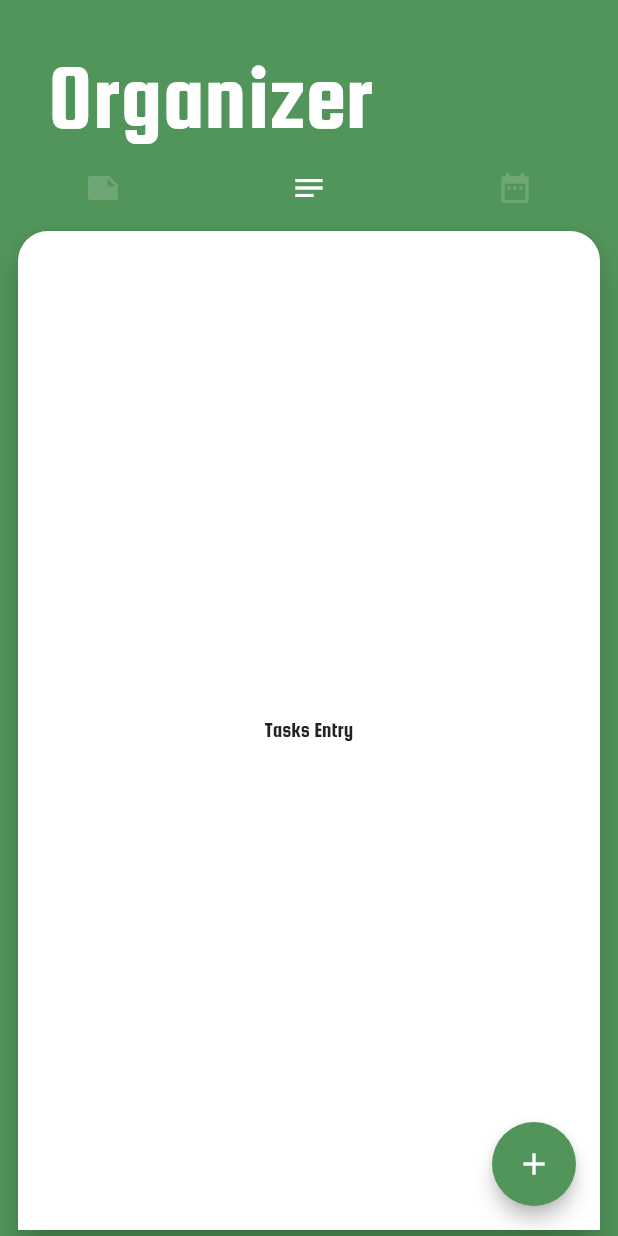
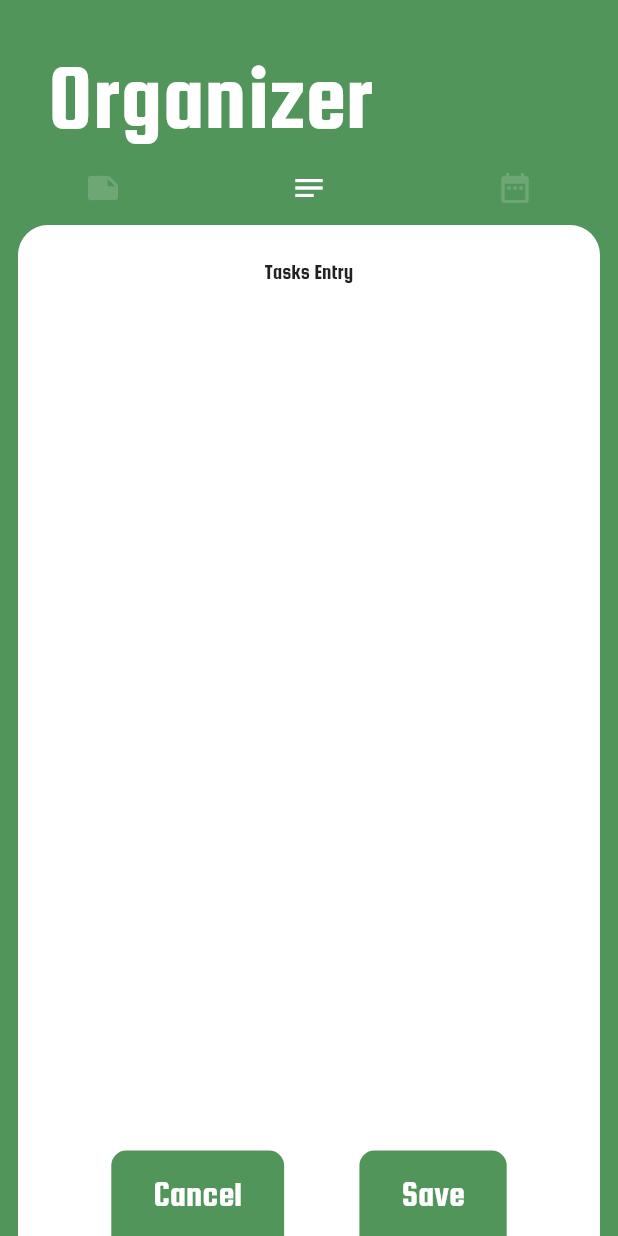
Before and after one commit to Guilherme-Calland/organizer_flutter, a Flutter app: the screen it shows after launch, tab 2 chosen, after a tap on the "add" icon, on a phone screen of 412 x 824 dp. Run offline on Flutter 3.47's test engine with Material 2 defaults, Android fonts, the light colour scheme and no system bars; drawn by our look-alikes of animated_text_kit; our stand-ins replace flutter_mobx, mobx; generated files the repository leaves out were written again.

Commit message:
designing entry fragment

```diff
--- a/lib/tabs/appointments/appointments_tab.dart
+++ b/lib/tabs/appointments/appointments_tab.dart
@@ -2,16 +2,16 @@ import 'package:flutter/material.dart';
 import 'package:flutter_mobx/flutter_mobx.dart';
 import 'package:organizer/res/values.dart' as values;
 import 'package:organizer/tabs/appointments/fragments/appointments_entry.dart';
-import 'package:organizer/widgets/organizer_card.dart';
+import 'package:organizer/widgets/organizer_container.dart';
 import 'fragments/appointments_list.dart';
 
 class AppointmentsTab extends StatelessWidget {
   @override
   Widget build(_) {
-    return OrganizerCard(
-      elevation: 10,
+    return OrganizerContainer(
       borderRadius: 20,
       bottomRounded: false,
+      margin: EdgeInsets.symmetric(horizontal: 12),
       child: Observer(
         builder: (_) {
           return IndexedStack(
--- a/lib/tabs/appointments/fragments/appointments_entry.dart
+++ b/lib/tabs/appointments/fragments/appointments_entry.dart
@@ -1,19 +1,18 @@
 import 'package:flutter/material.dart';
 import 'package:organizer/res/values.dart' as values;
+import 'package:organizer/widgets/organizer_entry_fragment.dart';
 
 class AppointmentsEntry extends StatelessWidget {
   @override
   Widget build(_) {
-    return Scaffold(
-      backgroundColor: Colors.transparent,
-      floatingActionButton: FloatingActionButton(
-        elevation: 10,
-        child: Icon(Icons.add),
-        onPressed: () => values.appointmentsStore.setStackIndex(0),
-      ),
-      body: Center(
+    return OrganizerEntryFragment(
+      child: Center(
         child: Text('Appointments Entry'),
       ),
+      onCancelPressed: () => values.appointmentsStore.setStackIndex(0),
+      onSavePressed: () {
+        print('to be implemented...');
+      },
     );
   }
 }
--- a/lib/tabs/notes/fragments/notes_entry.dart
+++ b/lib/tabs/notes/fragments/notes_entry.dart
@@ -1,19 +1,18 @@
 import 'package:flutter/material.dart';
 import 'package:organizer/res/values.dart' as values;
+import 'package:organizer/widgets/organizer_entry_fragment.dart';
 
 class NotesEntry extends StatelessWidget {
   @override
   Widget build(_) {
-    return Scaffold(
-      backgroundColor: Colors.transparent,
-      floatingActionButton: FloatingActionButton(
-        elevation: 10,
-        child: Icon(Icons.add),
-        onPressed: () => values.notesStore.setStackIndex(0),
-      ),
-      body: Center(
+    return OrganizerEntryFragment(
+      child: Center(
         child: Text('Notes Entry'),
       ),
+      onCancelPressed: () => values.notesStore.setStackIndex(0),
+      onSavePressed: () {
+        print('to be implemented...');
+      },
     );
   }
 }
--- a/lib/tabs/notes/notes_tab.dart
+++ b/lib/tabs/notes/notes_tab.dart
@@ -1,17 +1,17 @@
 import 'package:flutter/material.dart';
 import 'package:flutter_mobx/flutter_mobx.dart';
 import 'package:organizer/res/values.dart' as values;
-import 'package:organizer/widgets/organizer_card.dart';
+import 'package:organizer/widgets/organizer_container.dart';
 import 'fragments/notes_entry.dart';
 import 'fragments/notes_list.dart';
 
 class NotesTab extends StatelessWidget {
   @override
   Widget build(_) {
-    return OrganizerCard(
-      elevation: 10,
+    return OrganizerContainer(
       borderRadius: 20,
       bottomRounded: false,
+      margin: EdgeInsets.symmetric(horizontal: 12),
       child: Observer(
         builder: (_){
           return IndexedStack(
--- a/lib/tabs/tasks/fragments/tasks_entry.dart
+++ b/lib/tabs/tasks/fragments/tasks_entry.dart
@@ -1,19 +1,18 @@
 import 'package:flutter/material.dart';
 import 'package:organizer/res/values.dart' as values;
+import 'package:organizer/widgets/organizer_entry_fragment.dart';
 
 class TasksEntry extends StatelessWidget {
   @override
   Widget build(_) {
-    return Scaffold(
-      backgroundColor: Colors.transparent,
-      floatingActionButton: FloatingActionButton(
-        elevation: 5,
-        child: Icon(Icons.add),
-        onPressed: () => values.tasksStore.setStackIndex(0),
-      ),
-      body: Center(
+    return OrganizerEntryFragment(
+      child: Center(
         child: Text('Tasks Entry'),
       ),
+      onCancelPressed: () => values.tasksStore.setStackIndex(0),
+      onSavePressed: () {
+        print('to be implemented...');
+      },
     );
   }
 }
--- a/lib/tabs/tasks/tasks_tab.dart
+++ b/lib/tabs/tasks/tasks_tab.dart
@@ -1,17 +1,17 @@
 import 'package:flutter/material.dart';
 import 'package:flutter_mobx/flutter_mobx.dart';
 import 'package:organizer/res/values.dart' as values;
-import 'package:organizer/widgets/organizer_card.dart';
+import 'package:organizer/widgets/organizer_container.dart';
 import 'fragments/tasks_entry.dart';
 import 'fragments/tasks_list.dart';
 
 class TasksTab extends StatelessWidget {
   @override
   Widget build(_) {
-    return OrganizerCard(
-      elevation: 10,
+    return OrganizerContainer(
       bottomRounded: false,
       borderRadius: 20,
+      margin: EdgeInsets.symmetric(horizontal: 12),
       child: Observer(
         builder: (_){
           return IndexedStack(
--- a/lib/widgets/organizer_card.dart
+++ /dev/null
@@ -1,37 +0,0 @@
-import 'package:flutter/material.dart';
-
-class OrganizerCard extends StatelessWidget {
-  final Widget child;
-  final double? borderRadius;
-  final Color? color;
-  final double? elevation;
-  final bool? bottomRounded;
-
-  OrganizerCard({
-    required this.child,
-    this.color,
-    this.borderRadius,
-    this.elevation,
-    this.bottomRounded,
-  });
-
-  @override
-  Widget build(_) {
-    return Container(
-      margin: EdgeInsets.symmetric(horizontal: 8),
-      child: Card(
-        elevation: elevation ?? 5.0,
-        color: color ?? Colors.white,
-        shape: RoundedRectangleBorder(
-          borderRadius: BorderRadius.only(
-            topLeft: Radius.circular(borderRadius ?? 10.0),
-            topRight: Radius.circular(borderRadius ?? 10.0),
-            bottomLeft: Radius.circular((bottomRounded ?? true) ? (borderRadius ?? 10.0) : 0.0),
-            bottomRight: Radius.circular((bottomRounded ?? true) ? (borderRadius ?? 10.0) : 0.0),
-          ),
-        ),
-        child: child,
-      ),
-    );
-  }
-}
--- /dev/null
+++ b/lib/widgets/organizer_container.dart
@@ -0,0 +1,34 @@
+import 'package:flutter/material.dart';
+
+class OrganizerContainer extends StatelessWidget {
+  final Widget child;
+  final double? borderRadius;
+  final Color? color;
+  final bool? bottomRounded;
+  final EdgeInsets? margin;
+
+  OrganizerContainer({
+    required this.child,
+    this.color,
+    this.borderRadius,
+    this.bottomRounded,
+    this.margin
+  });
+
+  @override
+  Widget build(_) {
+    return Container(
+      margin: margin ?? null,
+      decoration: BoxDecoration(
+        color: color ?? Colors.white,
+        borderRadius: BorderRadius.only(
+          topLeft: Radius.circular(borderRadius ?? 10.0),
+          topRight: Radius.circular(borderRadius ?? 10.0),
+          bottomLeft: Radius.circular((bottomRounded ?? true) ? (borderRadius ?? 10.0) : 0.0),
+          bottomRight: Radius.circular((bottomRounded ?? true) ? (borderRadius ?? 10.0) : 0.0),
+        ),
+      ),
+      child: child,
+    );
+  }
+}
--- /dev/null
+++ b/lib/widgets/organizer_entry_fragment.dart
@@ -0,0 +1,57 @@
+import 'package:flutter/material.dart';
+import 'package:organizer/res/values.dart' as values;
+import 'organizer_container.dart';
+
+class OrganizerEntryFragment extends StatelessWidget {
+  final Widget child;
+  final Function() onCancelPressed;
+  final Function() onSavePressed;
+  OrganizerEntryFragment({required this.child, required this.onCancelPressed, required this.onSavePressed});
+
+  @override
+  Widget build(BuildContext context) {
+    return Container(
+      padding: EdgeInsets.only(left: 12, right: 12, top: 24),
+      child: Column(
+        children: [
+          child,
+          Spacer(),
+          Row(
+            mainAxisAlignment: MainAxisAlignment.spaceEvenly,
+            children: [
+              OrganizerContainer(
+                color: values.organizerThemeColor,
+                child: GestureDetector(
+                  behavior: HitTestBehavior.translucent,
+                  onTap: onCancelPressed,
+                  child: Padding(
+                    padding: EdgeInsets.symmetric(horizontal: 28, vertical: 16),
+                    child: Text(
+                      'Cancel',
+                      style: TextStyle(color: Colors.white, fontSize: 24),
+                    ),
+                  ),
+                ),
+                bottomRounded: false,
+              ),
+              OrganizerContainer(
+                color: values.organizerThemeColor,
+                child: GestureDetector(
+                  child: Container(
+                    padding: EdgeInsets.symmetric(horizontal: 28, vertical: 16),
+                    child: Text(
+                      'Save',
+                      style: TextStyle(color: Colors.white, fontSize: 24),
+                    ),
+                  ),
+                  onTap: onSavePressed,
+                ),
+                bottomRounded: false,
+              ),
+            ],
+          )
+        ],
+      ),
+    );
+  }
+}
--- a/lib/widgets/organizer_list_fragment.dart
+++ b/lib/widgets/organizer_list_fragment.dart
@@ -10,9 +10,9 @@ class OrganizerListFragment extends StatelessWidget {
     return Scaffold(
       backgroundColor: Colors.transparent,
       floatingActionButton: FloatingActionButton(
-          elevation: 5,
-          child: Icon(Icons.add),
-          onPressed: onFabPressed
+        elevation: 0,
+        child: Icon(Icons.add),
+        onPressed: onFabPressed
       ),
       body: child,
     );
--- a/pubspec.yaml
+++ b/pubspec.yaml
@@ -27,6 +27,7 @@ dependencies:
   flutter_calendar_carousel: ^2.0.3
   animated_text_kit: ^4.2.1
   flutter_launcher_icons: ^0.9.2
+  flutter_animations: ^0.0.1+10
 
 dev_dependencies:
   flutter_test:
```
Also changed, not shown: pubspec.lock.
